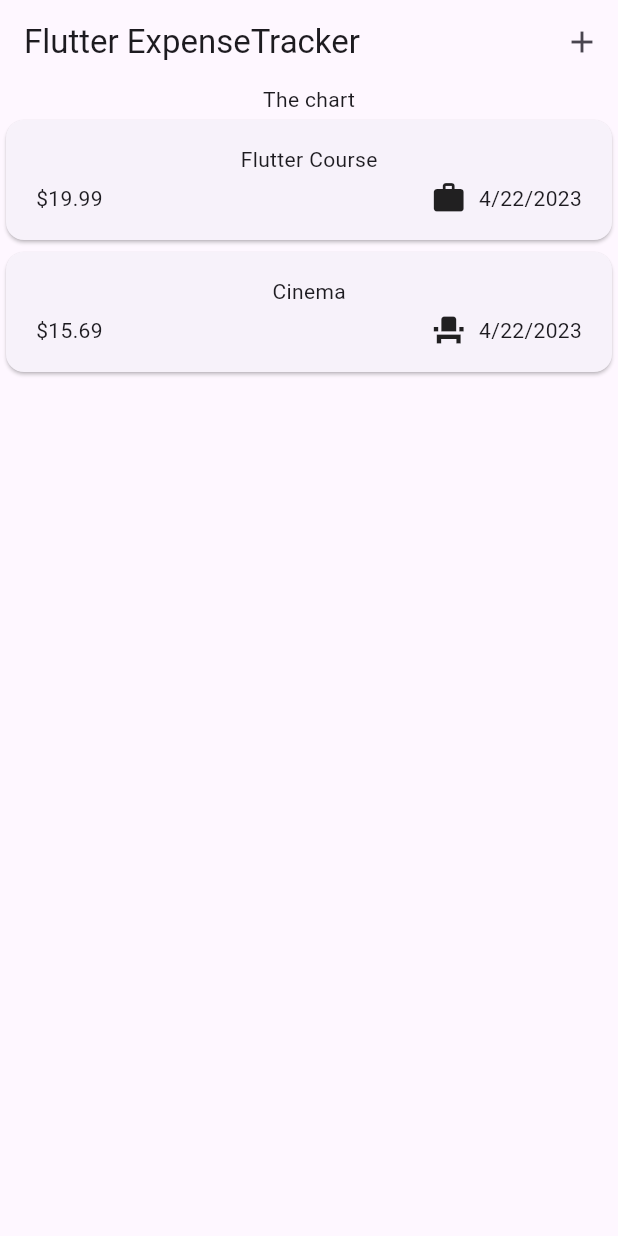
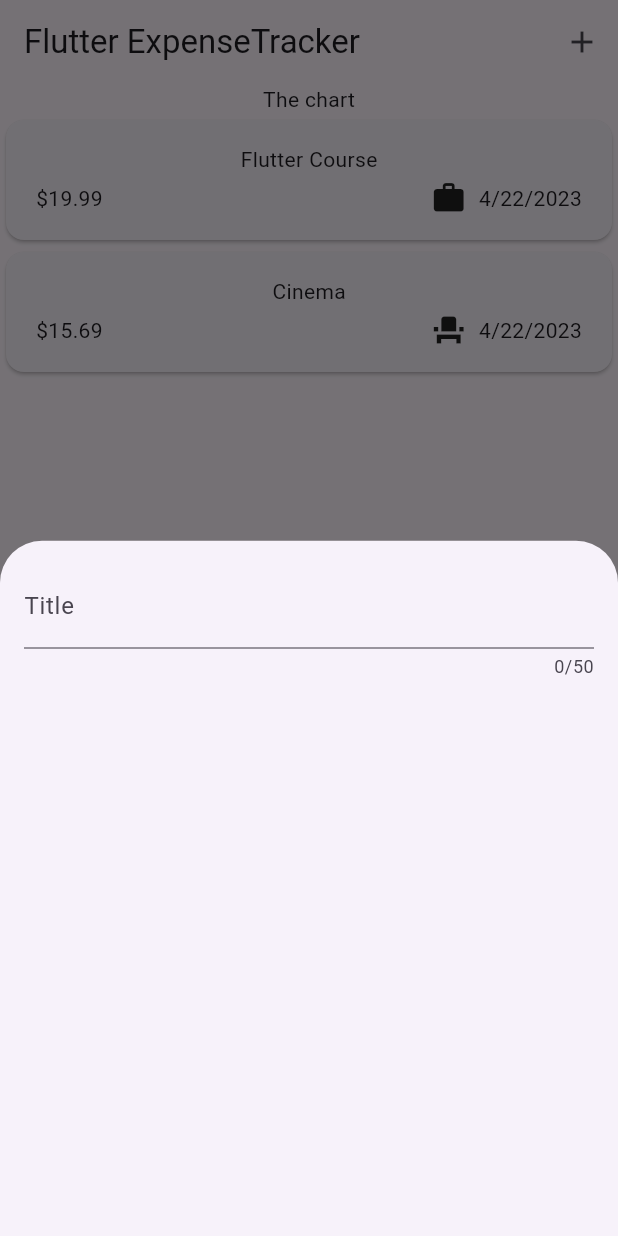
Before and after one commit to Avatbar/Flutter_Expense_Tracker_App, a Flutter app: the screen it shows after launch, after a tap on the "add" icon, on a phone screen of 412 x 824 dp. Run offline on Flutter 3.47's test engine with Material 2 defaults, Android fonts, the phone set to English and light mode, and no system bars.

Commit message:
added BottomSheet with Title input

```diff
--- a/lib/widgets/expenses.dart
+++ b/lib/widgets/expenses.dart
@@ -1,6 +1,7 @@
 import 'package:flutter/material.dart';
 import 'package:flutter_expense_tracker/models/expense.dart';
 import 'package:flutter_expense_tracker/widgets/expenses_list/expenses_list.dart';
+import 'package:flutter_expense_tracker/widgets/new_expense.dart';
 
 class Expenses extends StatefulWidget {
   const Expenses({super.key});
@@ -26,6 +27,13 @@ class _ExpensesState extends State<Expenses> {
     ),
   ];
 
+  void _openAddExpenseOverlay() {
+    showModalBottomSheet(
+        context: context,
+        builder: (ctx) => const NewExpense(),
+    );
+  }
+
   @override
   Widget build(BuildContext context) {
     return Scaffold(
@@ -33,7 +41,7 @@ class _ExpensesState extends State<Expenses> {
         title: const Text("Flutter ExpenseTracker"),
         actions: [
           IconButton(
-              onPressed: () {},
+              onPressed: _openAddExpenseOverlay,
               icon: const Icon(Icons.add)),
         ],
       ),
--- /dev/null
+++ b/lib/widgets/new_expense.dart
@@ -0,0 +1,28 @@
+import 'package:flutter/material.dart';
+
+class NewExpense extends StatefulWidget {
+  const NewExpense({super.key});
+
+  @override
+  State<NewExpense> createState() => _NewExpenseState();
+}
+
+class _NewExpenseState extends State<NewExpense> {
+  @override
+  Widget build(BuildContext context) {
+    return Padding(
+        padding: const EdgeInsets.all(16),
+        child: Column(
+          children: const [
+            TextField(
+              maxLength: 50,
+              decoration: InputDecoration(
+                label: Text("Title")
+              ),
+            ),
+
+          ],
+        ),
+    );
+  }
+}
```
